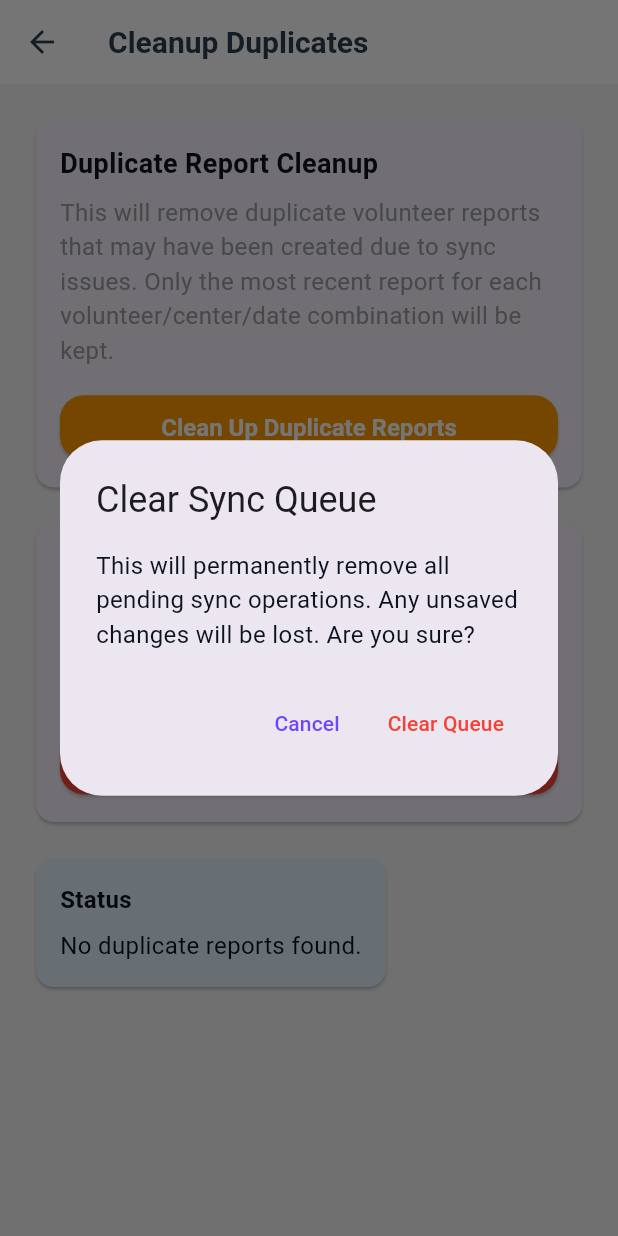
After one commit to Harshal0308/Saral_Samadhan_APP, a Flutter app: the DuplicateCleanupPage screen opened directly, after a tap on "Clean Up Duplicate Reports", after a tap on "Clear Sync Queue", on a phone screen of 412 x 824 dp. The commit adds this screen. Run offline on Flutter 3.47's test engine with Material 3 defaults, Android fonts, the light colour scheme and no system bars; our stand-ins replace cached_network_image, connectivity_plus, dotted_border, fl_chart, flutter_dotenv, flutter_local_notifications and 11 more; missing offline and left inert: dart:ffi, excel, google_mlkit_face_detection, tflite_flutter; accounts and stored records are empty.

Commit message:
C
Volunteer report sorted

```diff
--- a/lib/main.dart
+++ b/lib/main.dart
@@ -59,7 +59,7 @@ class MyApp extends StatelessWidget {
         ChangeNotifierProvider(create: (_) => AuthProvider()),
         ChangeNotifierProvider(create: (_) => StudentProvider()..fetchStudents()),
         ChangeNotifierProvider(create: (_) => AttendanceProvider()..fetchAttendanceRecords()),
-        ChangeNotifierProvider(create: (_) => VolunteerProvider()..fetchReports()),
+        ChangeNotifierProvider(create: (_) => VolunteerProvider()..fetchReports()..cleanupDuplicateReports()),
         ChangeNotifierProvider(create: (_) => VolunteerManagementProvider()..fetchVolunteers()),
         ChangeNotifierProvider(create: (context) => UserProvider()..loadSettings()),
         ChangeNotifierProvider(create: (_) => NotificationProvider()..loadNotifications()),
--- /dev/null
+++ b/lib/pages/duplicate_cleanup_page.dart
@@ -0,0 +1,277 @@
+import 'package:flutter/material.dart';
+import 'package:provider/provider.dart';
+import 'package:samadhan_app/providers/volunteer_provider.dart';
+import 'package:samadhan_app/services/sync_queue_service.dart';
+
+class DuplicateCleanupPage extends StatefulWidget {
+  const DuplicateCleanupPage({super.key});
+
+  @override
+  State<DuplicateCleanupPage> createState() => _DuplicateCleanupPageState();
+}
+
+class _DuplicateCleanupPageState extends State<DuplicateCleanupPage> {
+  bool _isCleaningUp = false;
+  String _statusMessage = '';
+  final _syncQueue = SyncQueueService();
+
+  @override
+  Widget build(BuildContext context) {
+    return Scaffold(
+      backgroundColor: const Color(0xFFF5F5F5),
+      appBar: AppBar(
+        backgroundColor: Colors.white,
+        elevation: 0,
+        leading: IconButton(
+          icon: const Icon(Icons.arrow_back, color: Color(0xFF2C3E50)),
+          onPressed: () => Navigator.pop(context),
+        ),
+        title: const Text(
+          'Cleanup Duplicates',
+          style: TextStyle(
+            color: Color(0xFF2C3E50),
+            fontSize: 20,
+            fontWeight: FontWeight.w600,
+          ),
+        ),
+      ),
+      body: Padding(
+        padding: const EdgeInsets.all(20),
+        child: Column(
+          crossAxisAlignment: CrossAxisAlignment.start,
+          children: [
+            Card(
+              child: Padding(
+                padding: const EdgeInsets.all(16),
+                child: Column(
+                  crossAxisAlignment: CrossAxisAlignment.start,
+                  children: [
+                    const Text(
+                      'Duplicate Report Cleanup',
+                      style: TextStyle(
+                        fontSize: 18,
+                        fontWeight: FontWeight.w600,
+                      ),
+                    ),
+                    const SizedBox(height: 8),
+                    const Text(
+                      'This will remove duplicate volunteer reports that may have been created due to sync issues. Only the most recent report for each volunteer/center/date combination will be kept.',
+                      style: TextStyle(color: Colors.grey),
+                    ),
+                    const SizedBox(height: 16),
+                    SizedBox(
+                      width: double.infinity,
+                      child: ElevatedButton(
+                        onPressed: _isCleaningUp ? null : _cleanupDuplicateReports,
+                        style: ElevatedButton.styleFrom(
+                          backgroundColor: Colors.orange,
+                          foregroundColor: Colors.white,
+                          padding: const EdgeInsets.symmetric(vertical: 12),
+                        ),
+                        child: _isCleaningUp
+                            ? const Row(
+                                mainAxisSize: MainAxisSize.min,
+                                children: [
+                                  SizedBox(
+                                    width: 16,
+                                    height: 16,
+                                    child: CircularProgressIndicator(
+                                      strokeWidth: 2,
+                                      valueColor: AlwaysStoppedAnimation<Color>(Colors.white),
+                                    ),
+                                  ),
+                                  SizedBox(width: 8),
+                                  Text('Cleaning up...'),
+                                ],
+                              )
+                            : const Text('Clean Up Duplicate Reports'),
+                      ),
+                    ),
+                  ],
+                ),
+              ),
+            ),
+            const SizedBox(height: 16),
+            Card(
+              child: Padding(
+                padding: const EdgeInsets.all(16),
+                child: Column(
+                  crossAxisAlignment: CrossAxisAlignment.start,
+                  children: [
+                    const Text(
+                      'Clear Sync Queue',
+                      style: TextStyle(
+                        fontSize: 18,
+                        fontWeight: FontWeight.w600,
+                      ),
+                    ),
+                    const SizedBox(height: 8),
+                    const Text(
+                      'This will clear all pending sync operations. Use this if you have many failed sync attempts clogging the queue.',
+                      style: TextStyle(color: Colors.grey),
+                    ),
+                    const SizedBox(height: 16),
+                    SizedBox(
+                      width: double.infinity,
+                      child: ElevatedButton(
+                        onPressed: _isCleaningUp ? null : _clearSyncQueue,
+                        style: ElevatedButton.styleFrom(
+                          backgroundColor: Colors.red,
+                          foregroundColor: Colors.white,
+                          padding: const EdgeInsets.symmetric(vertical: 12),
+                        ),
+                        child: const Text('Clear Sync Queue'),
+                      ),
+                    ),
+                  ],
+                ),
+              ),
+            ),
+            if (_statusMessage.isNotEmpty) ...[
+              const SizedBox(height: 16),
+              Card(
+                color: Colors.blue.shade50,
+                child: Padding(
+                  padding: const EdgeInsets.all(16),
+                  child: Column(
+                    crossAxisAlignment: CrossAxisAlignment.start,
+                    children: [
+                      const Text(
+                        'Status',
+                        style: TextStyle(
+                          fontSize: 16,
+                          fontWeight: FontWeight.w600,
+                        ),
+                      ),
+                      const SizedBox(height: 8),
+                      Text(_statusMessage),
+                    ],
+                  ),
+                ),
+              ),
+            ],
+          ],
+        ),
+      ),
+    );
+  }
+
+  Future<void> _cleanupDuplicateReports() async {
+    setState(() {
+      _isCleaningUp = true;
+      _statusMessage = 'Starting cleanup...';
+    });
+
+    try {
+      final volunteerProvider = Provider.of<VolunteerProvider>(context, listen: false);
+
+      // Get initial count
+      final initialCount = volunteerProvider.reports.length;
+
+      // Cleanup duplicates
+      await volunteerProvider.cleanupDuplicateReports();
+
+      // Get final count
+      final finalCount = volunteerProvider.reports.length;
+      final removedCount = initialCount - finalCount;
+
+      setState(() {
+        _statusMessage = removedCount > 0
+            ? 'Cleanup completed! Removed $removedCount duplicate reports.'
+            : 'No duplicate reports found.';
+      });
+
+      if (mounted) {
+        ScaffoldMessenger.of(context).showSnackBar(
+          SnackBar(
+            content: Text(_statusMessage),
+            backgroundColor: Colors.green,
+          ),
+        );
+      }
+    } catch (e) {
+      setState(() {
+        _statusMessage = 'Error during cleanup: $e';
+      });
+
+      if (mounted) {
+        ScaffoldMessenger.of(context).showSnackBar(
+          SnackBar(
+            content: Text('Cleanup failed: $e'),
+            backgroundColor: Colors.red,
+          ),
+        );
+      }
+    } finally {
+      setState(() {
+        _isCleaningUp = false;
+      });
+    }
+  }
+
+  Future<void> _clearSyncQueue() async {
+    // Show confirmation dialog
+    final confirmed = await showDialog<bool>(
+      context: context,
+      builder: (context) => AlertDialog(
+        title: const Text('Clear Sync Queue'),
+        content: const Text(
+          'This will permanently remove all pending sync operations. '
+          'Any unsaved changes will be lost. Are you sure?'
+        ),
+        actions: [
+          TextButton(
+            onPressed: () => Navigator.pop(context, false),
+            child: const Text('Cancel'),
+          ),
+          TextButton(
+            onPressed: () => Navigator.pop(context, true),
+            style: TextButton.styleFrom(foregroundColor: Colors.red),
+            child: const Text('Clear Queue'),
+          ),
+        ],
+      ),
+    );
+
+    if (confirmed != true) return;
+
+    setState(() {
+      _isCleaningUp = true;
+      _statusMessage = 'Clearing sync queue...';
+    });
+
+    try {
+      await _syncQueue.clearAllItems();
+
+      setState(() {
+        _statusMessage = 'Sync queue cleared successfully.';
+      });
+
+      if (mounted) {
+        ScaffoldMessenger.of(context).showSnackBar(
+          const SnackBar(
+            content: Text('Sync queue cleared successfully'),
+            backgroundColor: Colors.green,
+          ),
+        );
+      }
+    } catch (e) {
+      setState(() {
+        _statusMessage = 'Error clearing sync queue: $e';
+      });
+
+      if (mounted) {
+        ScaffoldMessenger.of(context).showSnackBar(
+          SnackBar(
+            content: Text('Failed to clear sync queue: $e'),
+            backgroundColor: Colors.red,
+          ),
+        );
+      }
+    } finally {
+      setState(() {
+        _isCleaningUp = false;
+      });
+    }
+  }
+}
--- a/lib/pages/volunteer_daily_report_page.dart
+++ b/lib/pages/volunteer_daily_report_page.dart
@@ -182,6 +182,12 @@ class _VolunteerDailyReportPageState extends State<VolunteerDailyReportPage> {
 
   Future<void> _submitReport() async {
     if (_formKey.currentState!.validate()) {
+      // Prevent double submission
+      if (_isSubmitting) {
+        print('⚠️ Report submission already in progress, ignoring duplicate request');
+        return;
+      }
+
       setState(() => _isSubmitting = true);
 
       try {
@@ -214,9 +220,37 @@ class _VolunteerDailyReportPageState extends State<VolunteerDailyReportPage> {
         final userProvider = Provider.of<UserProvider>(context, listen: false);
         final selectedCenter = userProvider.userSettings.selectedCenter ?? 'Unknown';
 
+        // Create unique report ID based on current timestamp
+        final reportId = DateTime.now().millisecondsSinceEpoch;
+
+        // Check if a report with similar details already exists today to prevent duplicates
+        final today = DateTime.now();
+        final todayStart = DateTime(today.year, today.month, today.day);
+        final todayEnd = todayStart.add(const Duration(days: 1));
+
+        final existingReports = volunteerProvider.reports.where((r) {
+          final reportDate = DateTime.fromMillisecondsSinceEpoch(r.id);
+          return reportDate.isAfter(todayStart) &&
+                 reportDate.isBefore(todayEnd) &&
+                 r.volunteerName == _volunteerNameController.text &&
+                 r.centerName == selectedCenter;
+        }).toList();
+
+        if (existingReports.isNotEmpty) {
+          if (mounted) {
+            ScaffoldMessenger.of(context).showSnackBar(
+              SnackBar(
+                content: Text('A report for ${_volunteerNameController.text} already exists today. Please check existing reports.'),
+                backgroundColor: Colors.orange,
+              ),
+            );
+          }
+          return;
+        }
+
         final report = VolunteerReport(
 
-          id: DateTime.now().millisecondsSinceEpoch,
+          id: reportId,
 
           volunteerName: _volunteerNameController.text, // Use controller text
 
@@ -359,12 +393,8 @@ class _VolunteerDailyReportPageState extends State<VolunteerDailyReportPage> {
 
         );
 
-        // Sync to cloud if online
-        final offlineProvider = Provider.of<OfflineSyncProvider>(context, listen: false);
-        if (offlineProvider.isOnline) {
-          final cloudSync = CloudSyncService();
-          await cloudSync.uploadVolunteerReport(report);
-        }
+        // Note: Cloud sync is now handled by the volunteer provider's addReport method
+        // No need for additional sync here to prevent duplicates
 
         if(mounted) {
 
--- a/lib/providers/offline_sync_provider.dart
+++ b/lib/providers/offline_sync_provider.dart
@@ -54,9 +54,9 @@ class OfflineSyncProvider with ChangeNotifier {
     notifyListeners();
   }
 
-  /// Start periodic sync every 5 minutes if online
+  /// Start periodic sync every 15 minutes if online (reduced from 5 minutes to prevent excessive syncing)
   void _startPeriodicSync() {
-    _periodicSyncTimer = Timer.periodic(const Duration(minutes: 5), (timer) async {
+    _periodicSyncTimer = Timer.periodic(const Duration(minutes: 15), (timer) async {
       if (_isOnline && !_isSyncing) {
         await _updatePendingCount();
         if (_pendingChanges > 0) {
--- a/lib/providers/volunteer_provider.dart
+++ b/lib/providers/volunteer_provider.dart
@@ -109,6 +109,14 @@ class VolunteerProvider with ChangeNotifier {
 
   Future<void> addReport(VolunteerReport report, {bool syncToCloud = true}) async {
     final db = await _dbService.database;
+
+    // Check if report with same ID already exists to prevent duplicates
+    final existingReport = await _reportStore.record(report.id).get(db);
+    if (existingReport != null) {
+      print('⚠️ Report with ID ${report.id} already exists, skipping duplicate addition');
+      return;
+    }
+
     // Use the provided report.id (which is a timestamp) as the record key
     // so that stored reports keep their original DateTime identity.
     await _reportStore.record(report.id).put(db, report.toMap());
@@ -261,4 +269,54 @@ class VolunteerProvider with ChangeNotifier {
       print('❌ Error cleaning up invalid reports: $e');
     }
   }
+
+  /// Clean up duplicate reports (same volunteer, center, and date)
+  /// Keep only the most recent report for each volunteer/center/date combination
+  Future<void> cleanupDuplicateReports() async {
+    try {
+      final db = await _dbService.database;
+      final allSnapshots = await _reportStore.find(db);
+
+      // Group reports by volunteer name, center, and date
+      final Map<String, List<MapEntry<int, Map<String, dynamic>>>> groupedReports = {};
+
+      for (var snapshot in allSnapshots) {
+        final report = snapshot.value;
+        final reportDate = DateTime.fromMillisecondsSinceEpoch(snapshot.key);
+        final dateKey = '${reportDate.year}-${reportDate.month.toString().padLeft(2, '0')}-${reportDate.day.toString().padLeft(2, '0')}';
+        final groupKey = '${report['volunteerName']}_${report['centerName']}_$dateKey';
+
+        groupedReports.putIfAbsent(groupKey, () => []);
+        groupedReports[groupKey]!.add(MapEntry(snapshot.key, report));
+      }
+
+      int deletedCount = 0;
+
+      // For each group, keep only the most recent report
+      for (var entry in groupedReports.entries) {
+        final reports = entry.value;
+        if (reports.length > 1) {
+          // Sort by timestamp (ID) descending to get most recent first
+          reports.sort((a, b) => b.key.compareTo(a.key));
+
+          // Delete all but the most recent
+          for (int i = 1; i < reports.length; i++) {
+            final reportToDelete = reports[i];
+            print('🗑️ Deleting duplicate report: ID ${reportToDelete.key}, Volunteer: ${reportToDelete.value['volunteerName']}');
+            await _reportStore.record(reportToDelete.key).delete(db);
+            deletedCount++;
+          }
+        }
+      }
+
+      if (deletedCount > 0) {
+        print('✅ Cleaned up $deletedCount duplicate volunteer reports');
+        await fetchReports();
+      } else {
+        print('✅ No duplicate reports found');
+      }
+    } catch (e) {
+      print('❌ Error cleaning up duplicate reports: $e');
+    }
+  }
 }
--- a/lib/services/cloud_sync_service.dart
+++ b/lib/services/cloud_sync_service.dart
@@ -242,6 +242,22 @@ class CloudSyncService {
         return true; // Already uploaded, consider it success
       }
 
+      // Additional check by volunteer name, center, and date to prevent duplicates
+      final dateOnly = createdAt.split('T')[0];
+      final duplicateCheck = await _supabase
+          .from('volunteer_reports')
+          .select('id')
+          .eq('volunteer_name', report.volunteerName)
+          .eq('center_name', report.centerName)
+          .gte('created_at', '${dateOnly}T00:00:00.000Z')
+          .lt('created_at', '${dateOnly}T23:59:59.999Z')
+          .maybeSingle();
+
+      if (duplicateCheck != null) {
+        print('⚠️ Duplicate volunteer report detected for same volunteer/center/date, skipping upload');
+        return true; // Already uploaded, consider it success
+      }
+
       // Get current user ID for RLS
       final currentUserId = _supabase.auth.currentUser?.id;
 
@@ -267,6 +283,10 @@ class CloudSyncService {
       print('✅ Volunteer report uploaded for ${report.centerName}');
       return true;
     } catch (e) {
+      if (e.toString().contains('duplicate key') || e.toString().contains('23505')) {
+        print('⚠️ Duplicate volunteer report detected by database constraint, skipping');
+        return true; // Treat duplicate as success
+      }
       print('❌ Error uploading volunteer report: $e');
       return false;
     }
--- a/lib/services/cloud_sync_service_v2.dart
+++ b/lib/services/cloud_sync_service_v2.dart
@@ -1007,7 +1007,7 @@ class CloudSyncServiceV2 {
       print('   Center: ${dataToInsert['center_name']}');
       print('   Created At: $createdAtStr');
 
-      // Check if report already exists to prevent duplicates
+      // Enhanced duplicate checking - check by timestamp AND by volunteer/center/date
       final existing = await _supabase
           .from('volunteer_reports')
           .select('id')
@@ -1017,6 +1017,23 @@ class CloudSyncServiceV2 {
 
       if (existing != null) {
         print('⏭️ Report already exists in Supabase (ID: ${existing['id']}) - skipping upload');
+        print('═══════════════════════════════════════════════════════\n');
+        return true; // Already exists, mark as successful
+      }
+
+      // Additional check by volunteer name, center, and date to prevent duplicates
+      final dateOnly = createdAtStr.split('T')[0];
+      final duplicateCheck = await _supabase
+          .from('volunteer_reports')
+          .select('id')
+          .eq('volunteer_name', dataToInsert['volunteer_name'])
+          .eq('center_name', dataToInsert['center_name'])
+          .gte('created_at', '${dateOnly}T00:00:00.000Z')
+          .lt('created_at', '${dateOnly}T23:59:59.999Z')
+          .maybeSingle();
+
+      if (duplicateCheck != null) {
+        print('⏭️ Duplicate report detected for same volunteer/center/date (ID: ${duplicateCheck['id']}) - skipping upload');
         print('═══════════════════════════════════════════════════════\n');
         return true; // Already exists, mark as successful
       }
@@ -1028,7 +1045,7 @@ class CloudSyncServiceV2 {
       } on PostgrestException catch (e) {
         if (e.code == '23505') {
           // Duplicate key - already exists, skip
-          print('⏭️ Duplicate detected by database - skipping');
+          print('⏭️ Duplicate detected by database constraint - skipping');
         } else {
           rethrow;
         }
@@ -1037,6 +1054,11 @@ class CloudSyncServiceV2 {
       print('═══════════════════════════════════════════════════════\n');
       return true;
     } catch (e) {
+      if (e.toString().contains('duplicate key') || e.toString().contains('23505')) {
+        print('⏭️ Duplicate volunteer report detected by database, treating as success');
+        print('═══════════════════════════════════════════════════════\n');
+        return true; // Treat duplicate as success
+      }
       print('❌ Error uploading volunteer report: $e');
       print('═══════════════════════════════════════════════════════\n');
       return false;
```
Also changed, not shown: 1 other file.
